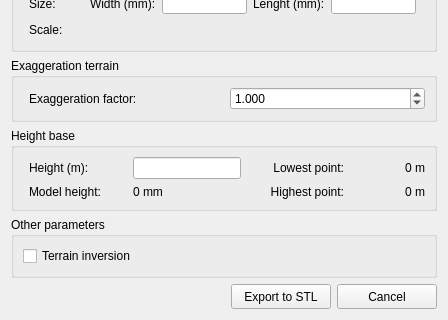
This is DEMto3D_Dialog/DEMto3D_dialog_base.ui in jawensi/DEMto3D-QGIS-Plugin as Qt 5 draws it before an edit; both pictures show x 0 to 448 and y 267 to 587 of the 448 by 587 pixel window. The edited form follows.
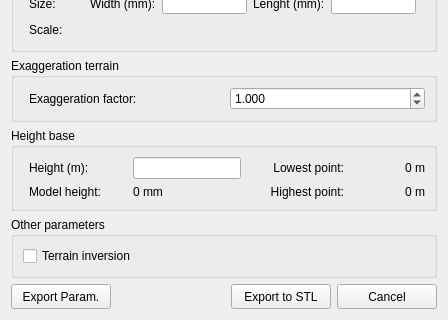
This is the edited form. Icons and pictures are not drawn. Custom widgets are drawn as their Qt base class.

Commit message: Create export parameters button

Patch:
```diff
--- a/DEMto3D_Dialog/DEMto3D_dialog_base.ui
+++ b/DEMto3D_Dialog/DEMto3D_dialog_base.ui
@@ -589,9 +589,41 @@
    </item>
    <item>
     <layout class="QHBoxLayout" name="horizontalLayout_9">
-     <property name="leftMargin">
-      <number>220</number>
-     </property>
+     <item>
+      <widget class="QToolButton" name="ParamToolButton">
+       <property name="sizePolicy">
+        <sizepolicy hsizetype="Fixed" vsizetype="Fixed">
+         <horstretch>0</horstretch>
+         <verstretch>0</verstretch>
+        </sizepolicy>
+       </property>
+       <property name="minimumSize">
+        <size>
+         <width>100</width>
+         <height>25</height>
+        </size>
+       </property>
+       <property name="text">
+        <string>Export Param.</string>
+       </property>
+      </widget>
+     </item>
+     <item>
+      <spacer name="spacer">
+       <property name="orientation">
+        <enum>Qt::Horizontal</enum>
+       </property>
+       <property name="sizeType">
+        <enum>QSizePolicy::Expanding</enum>
+       </property>
+       <property name="sizeHint" stdset="0">
+        <size>
+         <width>0</width>
+         <height>0</height>
+        </size>
+       </property>
+      </spacer>
+     </item>
      <item>
       <widget class="QToolButton" name="STLToolButton">
        <property name="minimumSize">
```
The commit also changes 6 other files.
